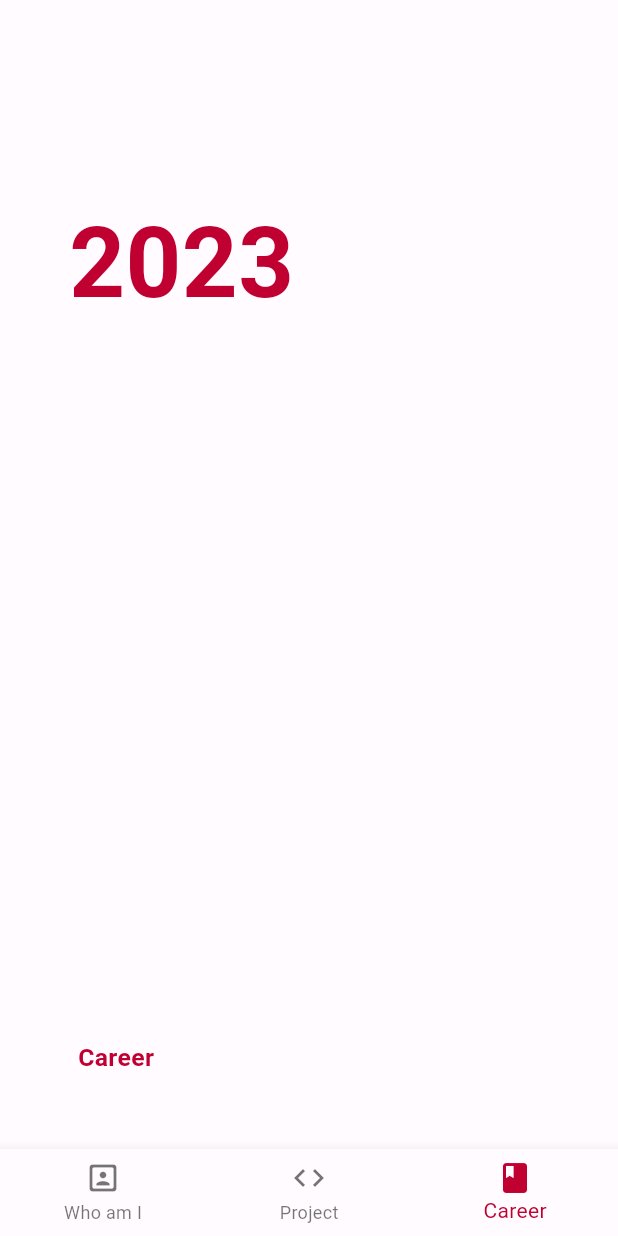
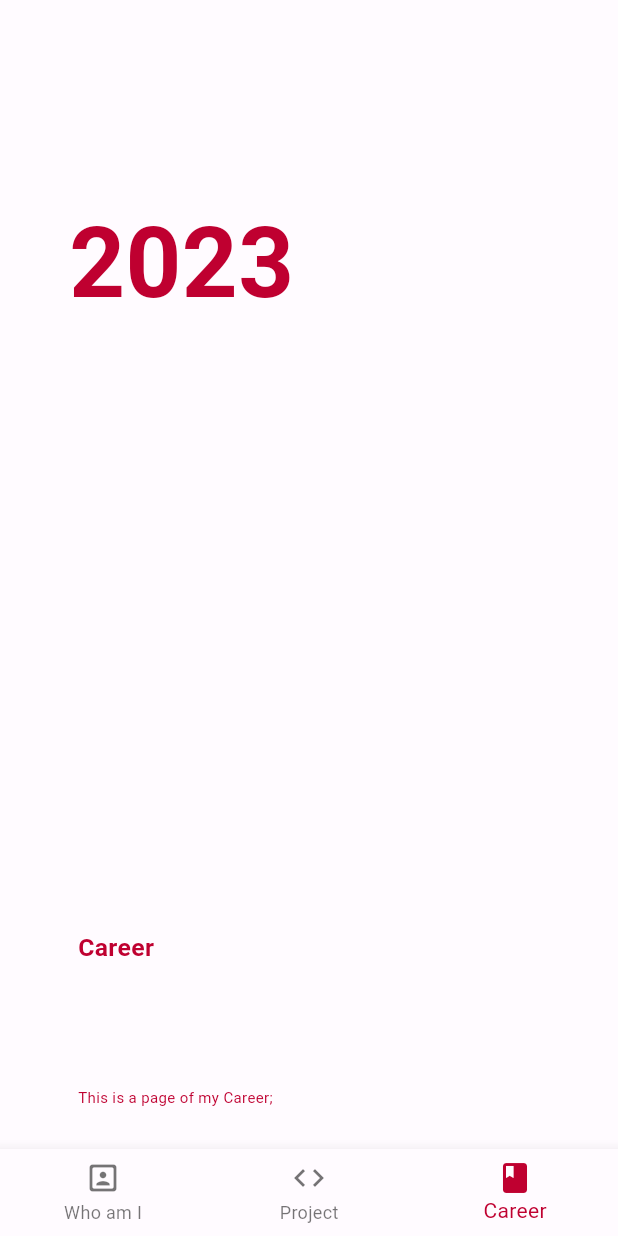
Before and after one commit to dc143cDev/flutter-portfolio-stable, a Flutter app: the screen it shows after launch, item 3 of the bottom bar chosen, on a phone screen of 412 x 824 dp. Run offline on Flutter 3.47's test engine with Material 2 defaults, Android fonts, the phone set to English and light mode, and no system bars; our stand-ins replace get.

Commit message:
프로젝트 커리어 페이지 레이아웃 변경2

```diff
--- a/lib/app/modules/home/views/career_view.dart
+++ b/lib/app/modules/home/views/career_view.dart
@@ -39,14 +39,14 @@ class CareerView extends GetView {
                   ),
                 ),
                 Expanded(
-                  flex: 6,
+                  flex: 5,
                   child: Row(
                     crossAxisAlignment: CrossAxisAlignment.start,
                     mainAxisAlignment: MainAxisAlignment.start,
                   ),
                 ),
                 Expanded(
-                  flex: 2,
+                  flex: 3,
                   child: Row(
                     mainAxisAlignment: MainAxisAlignment.start,
                     children: [
@@ -68,7 +68,8 @@ class CareerView extends GetView {
                                 ),
                               ),
                             ),
-                            Text(
+                            Expanded(
+                              child: Text(
                                 "This is a page of my Career;",
                                 style: TextStyle(
                                   color: global.isDarkMode.value == true
@@ -77,6 +78,7 @@ class CareerView extends GetView {
                                   // fontWeight: FontWeight.bold,
                                   fontSize:
                                   mediaQueryWidth < 900 == true ? 10 : 20,
+                                ),
                               ),
                             ),
                           ],
```
Lines whose indentation alone changed are shown as unchanged.
